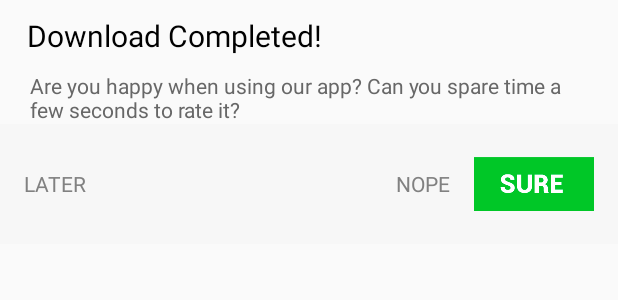
After one commit to Dariia-1992/Aio_Project, an Android app: the layout dialog_download_complete.xml on its own in the app's theme, with its tools: preview values and no code run, on a phone screen of 412 x 824 dp. The commit adds this screen. Shown: the top 300 px of the screen. Run offline under Robolectric (Android 15) with nearby library versions, the phone set to English and light mode, and no system bars.

Commit message:
add dialog

```diff
--- /dev/null
+++ b/app/src/main/java/com/example/aio_project/dialogs/NotFoundDialog.java
@@ -0,0 +1,6 @@
+package com.example.aio_project.dialogs;
+
+import androidx.fragment.app.DialogFragment;
+
+public class NotFoundDialog extends DialogFragment {
+}
--- /dev/null
+++ b/app/src/main/res/layout/dialog_download_complete.xml
@@ -0,0 +1,63 @@
+<?xml version="1.0" encoding="utf-8"?>
+<RelativeLayout
+    xmlns:android="http://schemas.android.com/apk/res/android"
+    android:layout_width="match_parent"
+    android:layout_height="match_parent">
+
+    <TextView
+        android:id="@+id/title"
+        android:layout_width="match_parent"
+        android:layout_height="wrap_content"
+        android:layout_marginTop="10dp"
+        android:layout_marginStart="18dp"
+        android:layout_marginRight="8dp"
+        android:textSize="20sp"
+        android:text="@string/dialog_title_completed"
+        android:textColor="@color/black"/>
+    <TextView
+        android:id="@+id/description"
+        android:layout_width="match_parent"
+        android:layout_height="wrap_content"
+        android:layout_marginLeft="20dp"
+        android:layout_marginTop="10dp"
+        android:layout_marginRight="16dp"
+        android:textColor="@color/dialog_text"
+        android:text="@string/dialog_text_completed"
+        android:layout_below="@id/title"/>
+    <RelativeLayout
+        android:layout_width="match_parent"
+        android:layout_height="80dp"
+        android:background="@color/dialog_bg"
+        android:layout_below="@id/description">
+
+        <TextView
+            android:id="@+id/later"
+            android:layout_width="wrap_content"
+            android:layout_height="wrap_content"
+            android:text="@string/dialog_later"
+            android:layout_marginLeft="16dp"
+            android:layout_centerVertical="true"
+            android:textColor="@color/dialog_button_text"
+            android:layout_alignParentLeft="true"/>
+
+        <TextView
+            android:id="@+id/never"
+            android:layout_width="wrap_content"
+            android:layout_height="wrap_content"
+            android:text="@string/dialog_nope"
+            android:layout_toLeftOf="@+id/button_Ok"
+            android:layout_marginRight="16dp"
+            android:textColor="@color/dialog_button_text"
+            android:layout_centerVertical="true"/>
+
+        <ImageView
+            android:id="@+id/button_Ok"
+            android:layout_width="80dp"
+            android:layout_height="40dp"
+            android:src="@drawable/sure_bt"
+            android:layout_alignParentRight="true"
+            android:layout_centerVertical="true"
+            android:layout_marginRight="16dp" />
+    </RelativeLayout>
+
+</RelativeLayout>
--- a/app/src/main/res/values/colors.xml
+++ b/app/src/main/res/values/colors.xml
@@ -6,4 +6,8 @@
     <color name="title_color">#4ed505</color>
     <color name="white">#ffff</color>
     <color name="black">#000</color>
+
+    <color name="dialog_text">#676767</color>
+    <color name="dialog_button_text">#818181</color>
+    <color name="dialog_bg">#f7f7f7</color>
 </resources>
--- a/app/src/main/res/values/strings.xml
+++ b/app/src/main/res/values/strings.xml
@@ -8,4 +8,11 @@
     <string name="tab_seeds">Seeds</string>
     <string name="tab_skins">Skins</string>
 
+    <string name="dialog_title_completed">Download Completed!</string>
+    <string name="dialog_text_completed">Are you happy when using our app? Can you spare time a few seconds to rate it?</string>
+    <string name="dialog_later">LATER</string>
+    <string name="dialog_nope">NOPE</string>
+    <string name="dialog_not_found_title">Minecraft not found!</string>
+    <string name="dialog_not_found_text">You need minecraft to install files. Please install and download from Google Play Store.</string>
+    <string name="dialog_cancel">CANCEL</string>
 </resources>
```
Also changed, not shown: app/src/main/java/com/example/aio_project/dialogs/DownloadCompleteDialog.java (added, +8 -0 lines), app/src/main/res/layout/dialog_not_found.xml (added, +55 -0 lines), app/src/main/res/navigation/main_graph.xml (added, +8 -0 lines), app/src/main/res/drawable/sure_bt.png (added).
